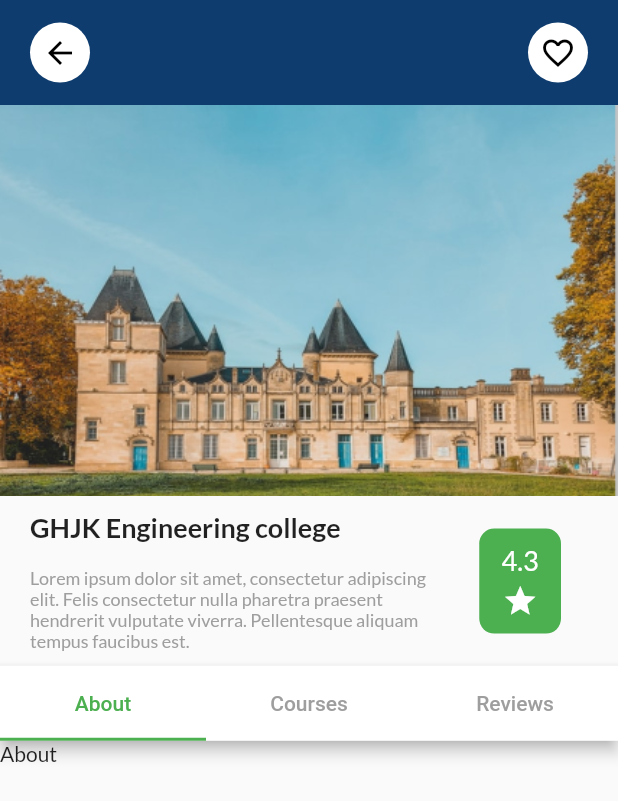
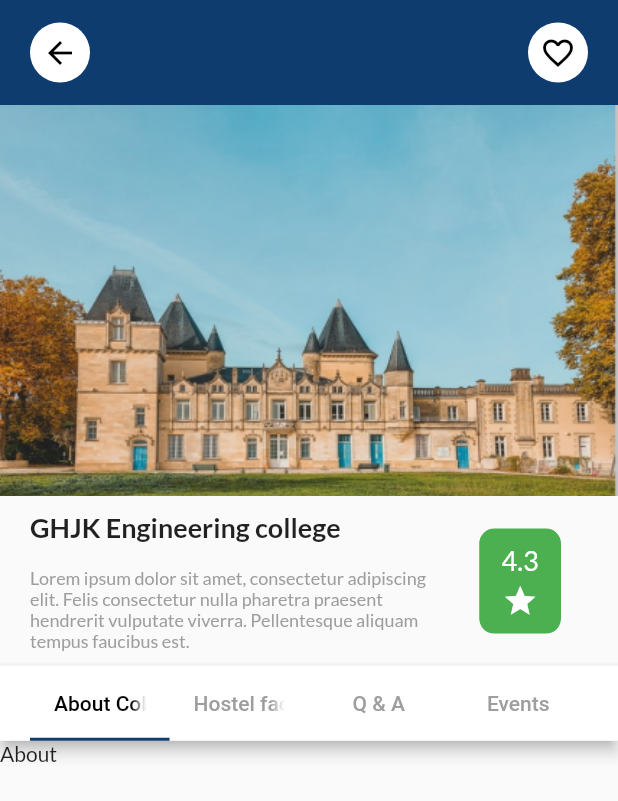
Before and after one commit to najmulmyself/Higher-Study, a Flutter app: the CollegeDetails screen opened directly, on a phone screen of 412 x 824 dp. Shown: the top 801 px of the screen. Run offline on Flutter 3.47's test engine with Material 2 defaults, Android fonts, the phone set to English and light mode, and no system bars; our stand-ins replace bottom_navy_bar, google_fonts, persistent_bottom_nav_bar.

Commit message:
added pading and color

```diff
--- a/lib/screens/college_detail.dart
+++ b/lib/screens/college_detail.dart
@@ -15,7 +15,7 @@ class _CollegeDetailsState extends State<CollegeDetails>
   void initState() {
     // TODO: implement initState
     super.initState();
-    _tabController = TabController(length: 3, vsync: this);
+    _tabController = TabController(length: 4, vsync: this);
   }
 
   @override
@@ -141,26 +141,30 @@ class _CollegeDetailsState extends State<CollegeDetails>
             Flexible(
               // has to be wrapped with flexible or expanded
               child: DefaultTabController(
-                length: 3,
+                length: 4,
                 child: Scaffold(
                   appBar: PreferredSize(
                     preferredSize: Size.fromHeight(50.0),
                     child: AppBar(
                       backgroundColor: Colors.white,
                       bottom: TabBar(
+                        padding: EdgeInsets.symmetric(horizontal: 20),
                         controller: _tabController,
-                        indicatorColor: Colors.green,
-                        labelColor: Colors.green,
+                        indicatorColor: Color(0xff0E3C6E),
+                        labelColor: Colors.black,
                         unselectedLabelColor: Colors.grey,
                         tabs: [
                           Tab(
-                            text: 'About',
+                            text: 'About College',
                           ),
                           Tab(
-                            text: 'Courses',
+                            text: 'Hostel facility',
                           ),
                           Tab(
-                            text: 'Reviews',
+                            text: 'Q & A',
+                          ),
+                          Tab(
+                            text: 'Events',
                           ),
                         ],
                       ),
@@ -172,6 +176,7 @@ class _CollegeDetailsState extends State<CollegeDetails>
                       Text('About'),
                       Text('Courses'),
                       Text('Reviews'),
+                      Text('Dummy'),
                     ],
                   ),
                 ),
```
